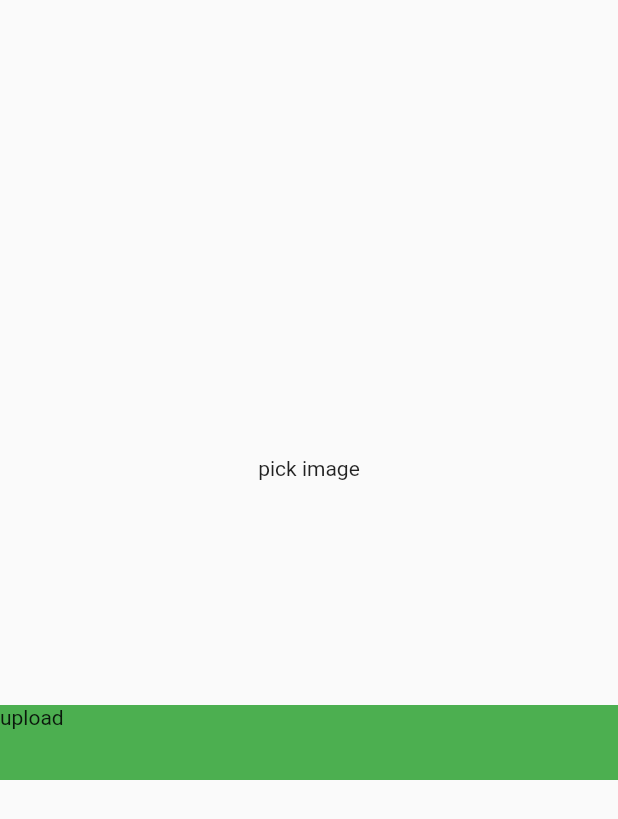
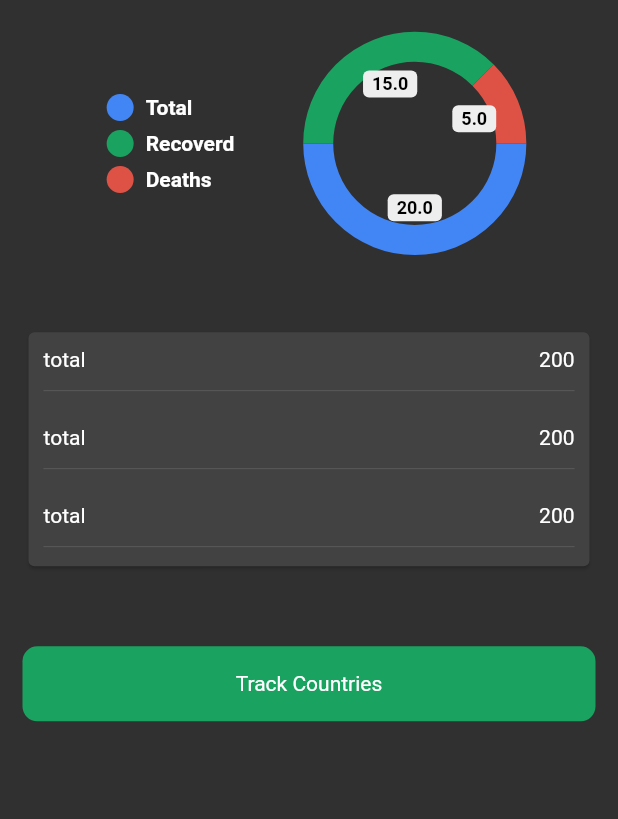
Before and after one commit to Mularbo/flutter_learning_2, a Flutter app: the screen it shows after launch, on a phone screen of 412 x 824 dp. Shown: the top 819 px of the screen. Run offline on Flutter 3.47's test engine with Material 2 defaults, Android fonts, the phone set to English and light mode, and no system bars; drawn by our look-alikes of modal_progress_hud_nsn, pie_chart; missing offline and left inert: image_picker_for_web.

Commit message:
comming back after long break p4 done

```diff
--- /dev/null
+++ b/lib/View/world_states.dart
@@ -0,0 +1,102 @@
+import 'package:flutter/material.dart';
+import 'package:pie_chart/pie_chart.dart';
+
+class WorldStatsScreen extends StatefulWidget {
+  const WorldStatsScreen({super.key});
+
+  @override
+  State<WorldStatsScreen> createState() => _WorldStatsScreenState();
+}
+
+class _WorldStatsScreenState extends State<WorldStatsScreen>
+    with TickerProviderStateMixin {
+  late final AnimationController _controller =
+      AnimationController(vsync: this, duration: const Duration(seconds: 3));
+
+  @override
+  void dispose() {
+    super.dispose();
+    _controller.dispose();
+  }
+
+  final colorlist = const <Color>[
+    Color(0xff4285f4),
+    Color(0xff1aa260),
+    Color(0xffde5246),
+  ];
+  @override
+  Widget build(BuildContext context) {
+    return Scaffold(
+        body: SafeArea(
+            child: Padding(
+      padding: const EdgeInsets.all(15.0),
+      child: Column(
+        children: [
+          SizedBox(
+            height: MediaQuery.of(context).size.height * .01,
+          ),
+          PieChart(
+            dataMap: const {
+              "Total": 20,
+              "Recoverd": 15,
+              "Deaths": 5,
+            },
+            animationDuration: const Duration(milliseconds: 1200),
+            chartType: ChartType.ring,
+            colorList: colorlist,
+            chartRadius: MediaQuery.of(context).size.width / 3.2,
+            legendOptions:
+                const LegendOptions(legendPosition: LegendPosition.left),
+          ),
+          Padding(
+            padding: EdgeInsets.symmetric(
+                vertical: MediaQuery.of(context).size.height * .06),
+            child: Card(
+              child: Column(children: [
+                ReusableRow(title: "total", value: "200"),
+                ReusableRow(title: "total", value: "200"),
+                ReusableRow(title: "total", value: "200"),
+              ]),
+            ),
+          ),
+          Container(
+            height: 50,
+            decoration: BoxDecoration(
+                color: const Color(0xff1aa260),
+                borderRadius: BorderRadius.circular(10)),
+            child: const Center(
+              child: Text("Track Countries"),
+            ),
+          )
+        ],
+      ),
+    )));
+  }
+}
+
+class ReusableRow extends StatelessWidget {
+  String title, value;
+  ReusableRow({super.key, required this.title, required this.value});
+
+  @override
+  Widget build(BuildContext context) {
+    return Padding(
+      padding: const EdgeInsets.only(left: 10, right: 10, top: 10, bottom: 5),
+      child: Column(
+        children: [
+          Row(
+            mainAxisAlignment: MainAxisAlignment.spaceBetween,
+            children: [
+              Text(title),
+              Text(value),
+            ],
+          ),
+          SizedBox(
+            height: 5,
+          ),
+          Divider()
+        ],
+      ),
+    );
+  }
+}
--- a/lib/main.dart
+++ b/lib/main.dart
@@ -1,17 +1,25 @@
 import 'package:flutter/material.dart';
-import 'package:flutter_application_1/post%20api/uploadimage.dart';
+
+import 'View/splash_screen.dart';
 
 void main() {
-  runApp(MyApp());
+  runApp(const MyApp());
 }
 
 class MyApp extends StatelessWidget {
-  MyApp({super.key});
+  const MyApp({Key? key}) : super(key: key);
 
+  // This widget is the root of your application.
   @override
   Widget build(BuildContext context) {
     return MaterialApp(
-      home: UploadImageScreen(),
+      title: 'Flutter Demo',
+      debugShowCheckedModeBanner: false,
+      theme: ThemeData(
+        brightness: Brightness.dark,
+        primarySwatch: Colors.blue,
+      ),
+      home: const SplashScreen(),
     );
   }
 }
--- a/lib/post api/uploadimage.dart
+++ /dev/null
@@ -1,106 +0,0 @@
-import 'dart:convert';
-import 'dart:io';
-import 'package:http/http.dart' as http;
-import 'package:flutter/material.dart';
-import 'package:image_picker/image_picker.dart';
-import 'package:modal_progress_hud_nsn/modal_progress_hud_nsn.dart';
-
-class UploadImageScreen extends StatefulWidget {
-  const UploadImageScreen({Key? key}) : super(key: key);
-
-  @override
-  _UploadImageScreenState createState() => _UploadImageScreenState();
-}
-
-class _UploadImageScreenState extends State<UploadImageScreen> {
-  File? image;
-  final _picker = ImagePicker();
-  bool showspinner = false;
-  Future getimage() async {
-    final pickedfile =
-        await _picker.pickImage(source: ImageSource.gallery, imageQuality: 80);
-    if (pickedfile != null) {
-      image = File(pickedfile.path);
-      setState(() {});
-    } else {
-      print("no image selected");
-    }
-  }
-
-  Future<void> uploadImage() async {
-    setState(() {
-      showspinner = true;
-    });
-
-    var stream = new http.ByteStream(image!.openRead());
-    stream.cast();
-    var length = await image!.length();
-    var uri = Uri.parse('https://fakestoreapi.com/products');
-    var request = new http.MultipartRequest("POST", uri);
-    request.fields['title'] = "Static title";
-    var multiport = new http.MultipartFile('image', stream, length);
-    request.files.add(multiport);
-    var response = await request.send();
-
-    if (response.statusCode == 200) {
-      setState(() {
-        showspinner = false;
-      });
-      print("image loaded");
-    } else {
-      setState(() {
-        showspinner = false;
-      });
-      print("image failed");
-    }
-  }
-
-  @override
-  Widget build(BuildContext context) {
-    return ModalProgressHUD(
-      inAsyncCall: showspinner,
-      child: Scaffold(
-        body: Column(
-          mainAxisAlignment: MainAxisAlignment.center,
-          crossAxisAlignment: CrossAxisAlignment.center,
-          children: [
-            GestureDetector(
-              onTap: (() {
-                getimage();
-              }),
-              child: Container(
-                child: image == null
-                    ? Center(
-                        child: Text("pick image"),
-                      )
-                    : Container(
-                        child: Center(
-                            child: Image.file(
-                          File(image!.path).absolute,
-                          height: 100,
-                          width: 100,
-                          fit: BoxFit.cover,
-                        )),
-                      ),
-              ),
-            ),
-            SizedBox(
-              height: 150,
-            ),
-            GestureDetector(
-              onTap: () {
-                uploadImage();
-              },
-              child: Container(
-                height: 50,
-                width: double.infinity,
-                color: Colors.green,
-                child: Text("upload"),
-              ),
-            )
-          ],
-        ),
-      ),
-    );
-  }
-}
```
Also changed, not shown: lib/View/splash_screen.dart (added, +81 -0 lines), pubspec.yaml (+7 -3 lines), images/virus.png (added), pubspec.lock, 5 other files.
